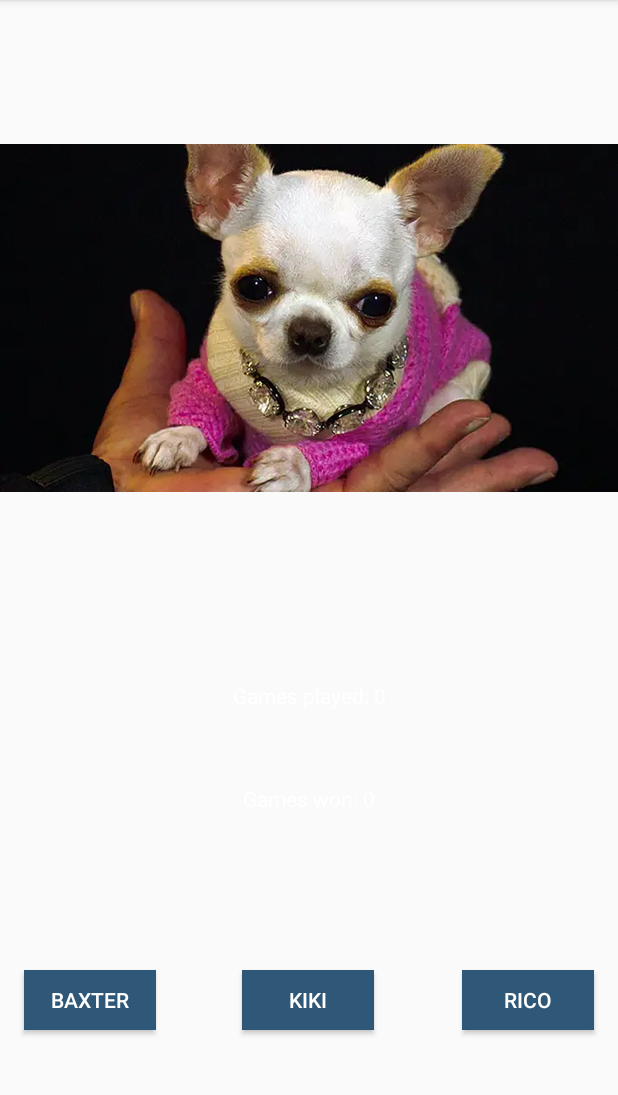
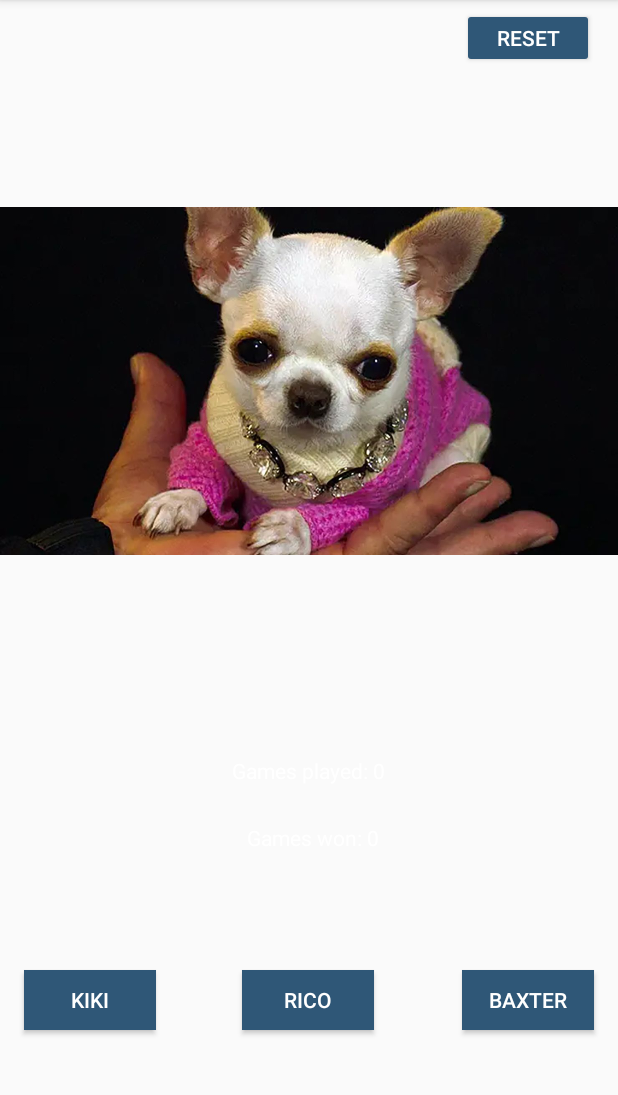
Before and after one commit to MagnusHenningsen/QuizApplication-DAT153, an Android app: the screen it shows after launch (Quiz), after a tap on "QUIZ", on a phone screen of 412 x 824 dp, the part 84-1179 px from its top. Run offline under Robolectric (Android 15) with nearby library versions, the phone set to English and light mode, and no system bars.

Commit message:
Changed storage method

```diff
--- a/app/src/main/AndroidManifest.xml
+++ b/app/src/main/AndroidManifest.xml
@@ -5,6 +5,7 @@
     <uses-permission android:name="android.permission.READ_EXTERNAL_STORAGE" />
 
     <application
+        android:name=".ApplicationContext"
         android:allowBackup="true"
         android:dataExtractionRules="@xml/data_extraction_rules"
         android:fullBackupContent="@xml/backup_rules"
@@ -34,4 +35,5 @@
         </activity>
     </application>
 
+
 </manifest>
--- a/app/src/main/java/com/example/quizapplication/Activities/MainActivity.java
+++ b/app/src/main/java/com/example/quizapplication/Activities/MainActivity.java
@@ -10,6 +10,7 @@ import android.util.Log;
 import android.widget.Button;
 import android.widget.Toast;
 
+import com.example.quizapplication.ApplicationContext;
 import com.example.quizapplication.DataTypes.Choice;
 import com.example.quizapplication.R;
 
@@ -17,34 +18,38 @@ import java.util.ArrayList;
 
 public class MainActivity extends AppCompatActivity {
     ArrayList<Choice> choices = new ArrayList<Choice>();
-    private final int GALLERY_REQUEST_CODE = 1;
+    // private final int GALLERY_REQUEST_CODE = 1;
     // private final int QUIZ_REQUEST_CODE = 2;
     @Override
     protected void onCreate(Bundle savedInstanceState) {
         super.onCreate(savedInstanceState);
         setContentView(R.layout.activity_main);
         Button galleryBtn = findViewById(R.id.buttonGallery);
-        initiateGallery();
+         // initiateGallery();
+        choices = ((ApplicationContext) getApplicationContext()).getList();
+
         galleryBtn.setOnClickListener(view -> {
             Intent intent = new Intent(this, Gallery.class);
-            intent.putParcelableArrayListExtra("choices", choices);
-            startActivityForResult(intent, GALLERY_REQUEST_CODE);
+          //  intent.putParcelableArrayListExtra("choices", choices);
+          //  startActivityForResult(intent, GALLERY_REQUEST_CODE);
+            startActivity(intent);
         });
         Button quizBtn = findViewById(R.id.buttonQuiz);
         quizBtn.setOnClickListener(view -> {
             if (choices.size() >= 3) {
                 Intent intent = new Intent(this, Quiz.class);
-                intent.putParcelableArrayListExtra("choices", choices);
+                // intent.putParcelableArrayListExtra("choices", choices);
                 startActivity(intent);
             } else {
                 Toast.makeText(this, "There isn't enough items in the gallery to play!", Toast.LENGTH_LONG).show();
                 Intent intent = new Intent(this, Gallery.class);
-                intent.putParcelableArrayListExtra("choices", choices);
-                startActivityForResult(intent, GALLERY_REQUEST_CODE);
-
+                // intent.putParcelableArrayListExtra("choices", choices);
+                // startActivityForResult(intent, GALLERY_REQUEST_CODE);
+                startActivity(intent);
             }
         });
     }
+    /*
     private void initiateGallery() {
         this.choices = new ArrayList<Choice>();
         addImageResourceToList(R.drawable.dog1, "Rico");
@@ -78,6 +83,6 @@ public class MainActivity extends AppCompatActivity {
                 setIndex();
             }
         }
-    }
+    } */
 
 }
--- a/app/src/main/java/com/example/quizapplication/Activities/Quiz.java
+++ b/app/src/main/java/com/example/quizapplication/Activities/Quiz.java
@@ -12,10 +12,12 @@ import android.widget.Button;
 import android.widget.ImageView;
 import android.widget.TextView;
 
+import com.example.quizapplication.ApplicationContext;
 import com.example.quizapplication.DataTypes.Choice;
 import com.example.quizapplication.R;
 
 import java.util.ArrayList;
+import java.util.Collections;
 import java.util.Random;
 
 public class Quiz extends AppCompatActivity {
@@ -26,13 +28,17 @@ public class Quiz extends AppCompatActivity {
     private int RoundsPlayed = 0;
     private int RoundsWon = 0;
     private Random rnd = new Random();
+    private ApplicationContext appCon;
     private static final String played_text = "Games played: ";
     private static final String won_text = "Games won: ";
     @Override
     protected void onCreate(Bundle savedInstanceState) {
         super.onCreate(savedInstanceState);
         setContentView(R.layout.activity_quiz);
-        choices = getIntent().getParcelableArrayListExtra("choices");
+        //choices = getIntent().getParcelableArrayListExtra("choices");
+
+        appCon = (ApplicationContext) getApplicationContext();
+        choices = appCon.getList();
         SharedPreferences pref = this.getSharedPreferences("history", MODE_PRIVATE);
         RoundsPlayed = pref.getInt("played", 0);
         RoundsWon = pref.getInt("won", 0);
@@ -49,6 +55,19 @@ public class Quiz extends AppCompatActivity {
         });
         option3.setOnClickListener(v -> {
             RegisterAnswer(v, option3, btns, this);
+        });
+        Button reset = findViewById(R.id.resetBtn);
+        reset.setOnClickListener(v -> {
+            RoundsPlayed = 0;
+            RoundsWon = 0;
+            SharedPreferences.Editor editor = pref.edit();
+            editor.putInt("played", RoundsPlayed);
+            editor.putInt("won", RoundsWon);
+            editor.apply();
+            TextView played = findViewById(R.id.playedCounter);
+            TextView won = findViewById(R.id.wonCounter);
+            played.setText(played_text + RoundsPlayed);
+            won.setText(won_text + RoundsWon);
         });
         play();
 
@@ -108,32 +127,33 @@ public class Quiz extends AppCompatActivity {
 
 
     private void setOptions(Choice current) {
-        ArrayList<Integer> optionsSet = new ArrayList<>();
+        ArrayList<String> optionsSet = new ArrayList<>();
         int attempts = 0;
-        while (optionsSet.size() < 2) {
-            int randomIndex = rnd.nextInt(choices.size());
-            if (randomIndex != current.getIndex() && !optionsSet.contains(randomIndex)) {
-                optionsSet.add(randomIndex);
+
+        // Add the index of the correct answer to ensure it's not selected as an incorrect option
+        optionsSet.add(current.getName());
+
+        while (optionsSet.size() < 3) { // Now we need 3 unique options including the correct one
+            int randomIndex = rnd.nextInt(appCon.getList().size());
+            Choice r = choices.get(randomIndex);
+            if (!optionsSet.contains(r.getName())) {
+                optionsSet.add(r.getName());
                 attempts++;
-                Log.i("attempt", attempts+ "" );
+                Log.i("attempt", attempts + "");
             }
         }
 
-        int correctIndex = rnd.nextInt(3);
+        Collections.shuffle(optionsSet); // Shuffle the list to randomize the position of the correct answer
+
         Button option1 = findViewById(R.id.option1);
         Button option2 = findViewById(R.id.option2);
         Button option3 = findViewById(R.id.option3);
 
         // Assign texts to buttons
-        if (option1 != null && option2 != null && option3 != null) {
-            Button[] buttons = {option1, option2, option3};
-            for (int i = 0, j = 0; i < buttons.length; i++) {
-                if (i == correctIndex) {
-                    buttons[i].setText(current.getName()); // Set correct answer
-                } else {
-                    buttons[i].setText(choices.get(optionsSet.get(j++)).getName()); // Set other options
-                }
-            }
+        Button[] buttons = {option1, option2, option3};
+        for (int i = 0; i < buttons.length; i++) {
+            // Set the text for each button. The correct answer is already included in optionsSet.
+            buttons[i].setText(optionsSet.get(i));
         }
     }
 }
--- a/app/src/main/java/com/example/quizapplication/Adapters/MyAdapter.java
+++ b/app/src/main/java/com/example/quizapplication/Adapters/MyAdapter.java
@@ -37,6 +37,9 @@ public class MyAdapter extends RecyclerView.Adapter<MyAdapter.ViewHolder> {
             this.choices.sort((x, y) -> x.getName().compareTo(y.getName()));
             Ascending = true;
         }
+        for (int i = 0; i < choices.size(); i++) {
+            choices.get(i).setIndex(i);
+        }
         notifyDataSetChanged();
     }
     @Override
@@ -55,8 +58,7 @@ public class MyAdapter extends RecyclerView.Adapter<MyAdapter.ViewHolder> {
             builder.setMessage("Are you sure you want to remove this choice?");
             builder.setPositiveButton("Yes", (dialog, which) -> {
                 choices.remove(position);
-                notifyItemRemoved(position);
-                notifyItemRangeChanged(position, choices.size());
+                notifyDataSetChanged();
                 this.func.accept(choice);
             });
             builder.setNegativeButton("No", (dialog, which) -> dialog.dismiss());
--- /dev/null
+++ b/app/src/main/java/com/example/quizapplication/ApplicationContext.java
@@ -0,0 +1,68 @@
+package com.example.quizapplication;
+
+import android.app.Application;
+import android.content.ContentResolver;
+import android.net.Uri;
+import android.util.Log;
+
+import com.example.quizapplication.DataTypes.Choice;
+
+import java.util.ArrayList;
+import java.util.concurrent.atomic.AtomicBoolean;
+
+public class ApplicationContext extends Application {
+
+    private ArrayList<Choice> list;
+
+    @Override
+    public void onCreate() {
+        super.onCreate();
+        this.list = new ArrayList<>();
+        addImageResourceToList(R.drawable.dog1, "Rico");
+        addImageResourceToList(R.drawable.dog2, "Kiki");
+        addImageResourceToList(R.drawable.dog3, "Baxter");
+        setIndex();
+    }
+    private void setIndex() {
+        for (int i = 0; i < list.size(); i++) {
+            list.get(i).setIndex(i);
+        }
+    }
+    public void setList(ArrayList<Choice> list) {
+        this.list = list;
+    }
+    public ArrayList<Choice> getList() {
+        return this.list;
+    }
+    public boolean removeFromList(Choice c) {
+        return list.remove(c);
+    }
+    public boolean addToList(Choice c) {
+        AtomicBoolean nameIsDupe = new AtomicBoolean(false);
+        AtomicBoolean uriIsDupe = new AtomicBoolean(false);
+        list.stream().forEach(x -> {
+            if (x.getName().toUpperCase().equals(c.getName().toUpperCase())) {
+                nameIsDupe.set(true);
+                Log.i("Name dupe", "Name is duplicate");
+            }
+            if (x.getUri().equals(c.getUri())) {
+                uriIsDupe.set(true);
+                Log.i("Uri dupe", "URI is duplicate");
+            }
+        });
+        if (!nameIsDupe.get() && !uriIsDupe.get()) {
+            Log.i("AppCOn", "Adding to list");
+            return this.list.add(c);
+        }
+        return false;
+    }
+    private void addImageResourceToList(int imageResourceId, String name) {
+        Uri imageUri = new Uri.Builder()
+                .scheme(ContentResolver.SCHEME_ANDROID_RESOURCE) // "android.resource"
+                .authority(getResources().getResourcePackageName(imageResourceId))
+                .appendPath(getResources().getResourceTypeName(imageResourceId))
+                .appendPath(getResources().getResourceEntryName(imageResourceId))
+                .build();
+        list.add(new Choice(imageUri, name));
+    }
+}
--- a/app/src/main/res/layout/activity_quiz.xml
+++ b/app/src/main/res/layout/activity_quiz.xml
@@ -43,11 +43,11 @@
         android:id="@+id/quiz_current"
         android:layout_width="match_parent"
         android:layout_height="0dp"
-        android:layout_marginTop="16dp"
+        android:layout_marginTop="50dp"
         android:layout_marginBottom="46dp"
         app:layout_constraintBottom_toTopOf="@+id/playedCounter"
         app:layout_constraintEnd_toEndOf="parent"
-        app:layout_constraintHorizontal_bias="0.454"
+        app:layout_constraintHorizontal_bias="0.0"
         app:layout_constraintStart_toStartOf="parent"
         app:layout_constraintTop_toTopOf="parent"
         tools:srcCompat="@tools:sample/avatars" />
@@ -56,10 +56,11 @@
         android:id="@+id/playedCounter"
         android:layout_width="wrap_content"
         android:layout_height="wrap_content"
-        android:layout_marginBottom="49dp"
+        android:layout_marginBottom="25dp"
         android:text="Games played: "
         app:layout_constraintBottom_toTopOf="@+id/wonCounter"
         app:layout_constraintEnd_toEndOf="parent"
+        app:layout_constraintHorizontal_bias="0.498"
         app:layout_constraintStart_toStartOf="parent"
         app:layout_constraintTop_toBottomOf="@+id/quiz_current" />
 
@@ -67,10 +68,21 @@
         android:id="@+id/wonCounter"
         android:layout_width="wrap_content"
         android:layout_height="wrap_content"
-        android:layout_marginBottom="226dp"
+        android:layout_marginBottom="200dp"
         android:text="Games won: "
         app:layout_constraintBottom_toBottomOf="parent"
         app:layout_constraintEnd_toEndOf="parent"
+        app:layout_constraintHorizontal_bias="0.509"
         app:layout_constraintStart_toStartOf="parent"
         app:layout_constraintTop_toBottomOf="@+id/playedCounter" />
+
+    <Button
+        android:id="@+id/resetBtn"
+        android:layout_width="wrap_content"
+        android:layout_height="40dp"
+        android:layout_marginEnd="16dp"
+        android:text="Reset"
+        app:layout_constraintBottom_toTopOf="@+id/quiz_current"
+        app:layout_constraintEnd_toEndOf="parent"
+        app:layout_constraintTop_toTopOf="parent" />
 </androidx.constraintlayout.widget.ConstraintLayout>
```
Also changed, not shown: app/src/main/java/com/example/quizapplication/Activities/Gallery.java (+24 -5 lines), app/src/main/java/com/example/quizapplication/Activities/newImage.java (+16 -5 lines).
